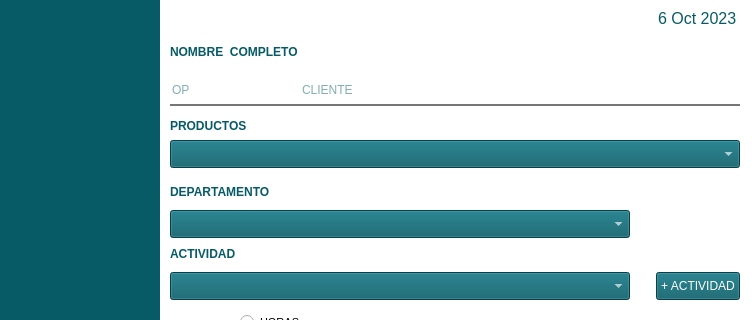
Qt form Views/formulario.ui (alma-assembled/Actividades_Assembled) before a commit; both pictures show x 0 to 752 and y 0 to 320 of the 752 by 684 pixel window.
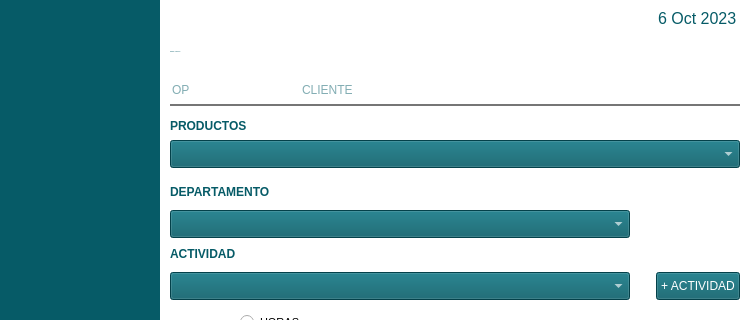
The same form after that commit. Icons and pictures are not drawn.

```diff
--- a/Views/formulario.ui
+++ b/Views/formulario.ui
@@ -168,15 +168,16 @@
      <font>
       <family>Arial</family>
       <pointsize>-1</pointsize>
-      <weight>75</weight>
-      <bold>true</bold>
+      <weight>50</weight>
+      <italic>false</italic>
+      <bold>false</bold>
      </font>
     </property>
     <property name="focusPolicy">
      <enum>Qt::TabFocus</enum>
     </property>
     <property name="styleSheet">
-     <string notr="true">  font-size: 12px;
+     <string notr="true">font: 12px &quot;Arial&quot;;
 color: rgb(6, 91, 103);
 </string>
     </property>
```
Left out of the diff: 54 changed lines with no effect on the pictures.
